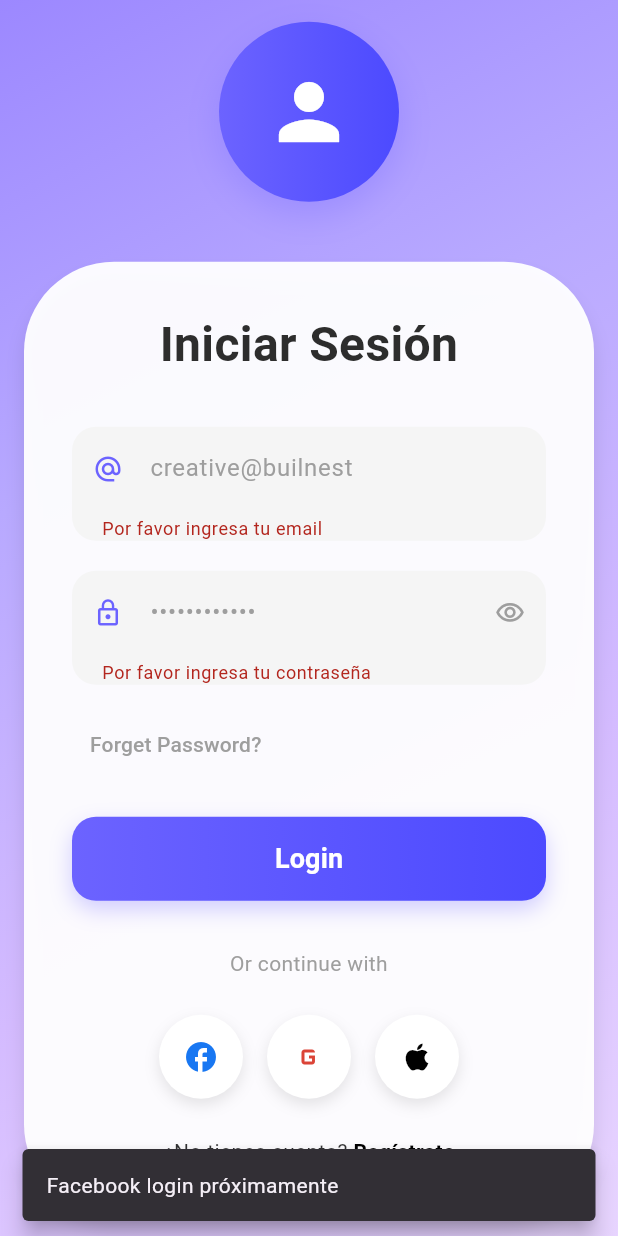
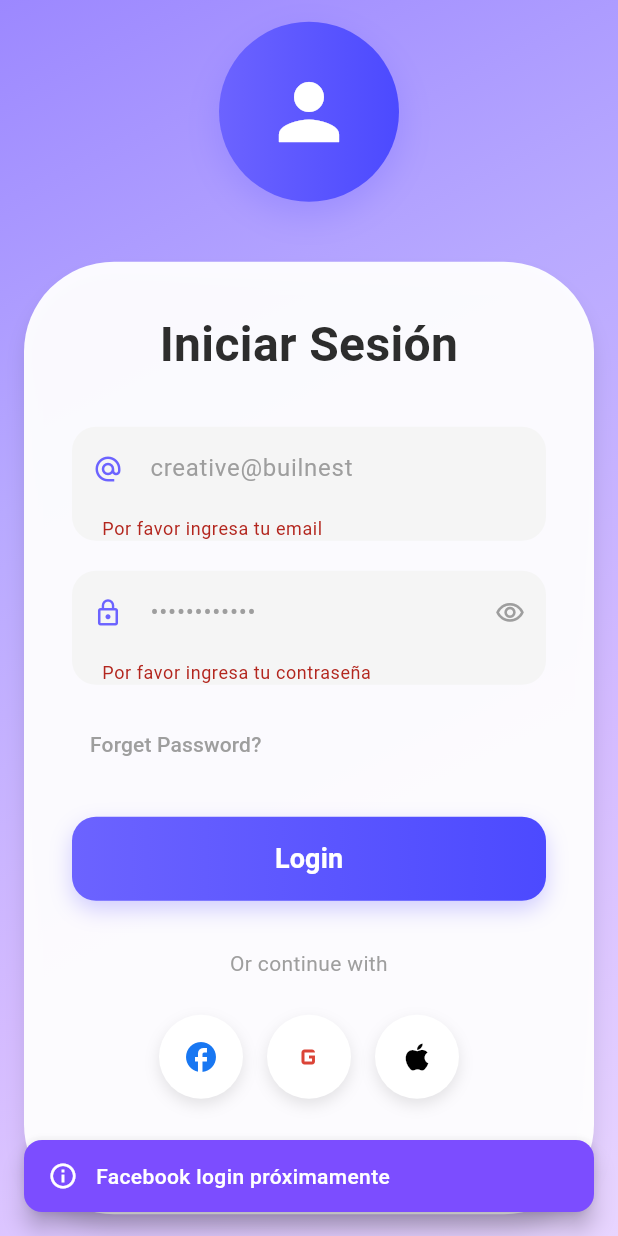
Before and after one commit to N4him/Trabajodegrado, a Flutter app: the screen it shows after launch, after a tap on "Saltar", after a tap on "Login", after a tap on the "facebook" icon, on a phone screen of 412 x 824 dp. Run offline on Flutter 3.47's test engine with Material 3 defaults, Android fonts, the phone set to English and light mode, and no system bars; our stand-ins replace cloud_firestore, curved_navigation_bar, equatable, firebase_auth, firebase_core, flutter_bloc and 2 more; accounts and stored records are empty.

Commit message:
Failure messages for login and register

```diff
--- a/my_app/lib/core/di/injector.dart
+++ b/my_app/lib/core/di/injector.dart
@@ -1,31 +1,43 @@
+// lib/core/di/injection_container.dart
 import 'package:get_it/get_it.dart';
 import 'package:firebase_auth/firebase_auth.dart';
 import 'package:cloud_firestore/cloud_firestore.dart';
 
+// Login imports
 import '../../login/data/datasources/login_remote_datasource.dart';
 import '../../login/data/repositories/login_repository_impl.dart';
 import '../../login/domain/repositories/login_repository.dart';
 import '../../login/domain/usecases/login_user.dart';
+import '../../login/presentation/blocs/login_bloc.dart';
 
+// Register imports
 import '../../register/data/datasources/register_remote_datasource.dart';
 import '../../register/data/repositories/register_repository_impl.dart';
 import '../../register/domain/repositories/register_repository.dart';
 import '../../register/domain/usecases/register_user.dart';
+import '../../register/presentation/blocs/register_bloc.dart';
 
+// Profile imports
 import '../../profile/data/repositories/profile_repository_impl.dart';
 import '../../profile/domain/repositories/profile_repository.dart';
+import '../../profile/presentation/bloc/profile_bloc.dart';
 
 final getIt = GetIt.instance;
 
 Future<void> setupDI() async {
-  // Firebase
+  // ==============================================
+  // FIREBASE INSTANCES
+  // ==============================================
   getIt.registerLazySingleton<FirebaseAuth>(() => FirebaseAuth.instance);
   getIt.registerLazySingleton<FirebaseFirestore>(() => FirebaseFirestore.instance);
 
-  // Data Sources
+  // ==============================================
+  // DATA SOURCES
+  // ==============================================
   getIt.registerLazySingleton<LoginRemoteDataSource>(
     () => LoginRemoteDataSourceImpl(firebaseAuth: getIt()),
   );
+
   getIt.registerLazySingleton<RegisterRemoteDataSource>(
     () => RegisterRemoteDataSourceImpl(
       firebaseAuth: getIt(),
@@ -33,13 +45,17 @@ Future<void> setupDI() async {
     ),
   );
 
-  // Repositories
+  // ==============================================
+  // REPOSITORIES
+  // ==============================================
   getIt.registerLazySingleton<LoginRepository>(
     () => LoginRepositoryImpl(remoteDataSource: getIt()),
   );
+
   getIt.registerLazySingleton<RegisterRepository>(
     () => RegisterRepositoryImpl(remoteDataSource: getIt()),
   );
+
   getIt.registerLazySingleton<ProfileRepository>(
     () => ProfileRepositoryImpl(
       firebaseAuth: getIt<FirebaseAuth>(),
@@ -47,7 +63,45 @@ Future<void> setupDI() async {
     ),
   );
 
-  // Use Cases
-  getIt.registerLazySingleton<LoginUser>(() => LoginUser(getIt()));
-  getIt.registerLazySingleton<RegisterUser>(() => RegisterUser(getIt()));
+  // ==============================================
+  // USE CASES
+  // ==============================================
+  getIt.registerLazySingleton<LoginUser>(
+    () => LoginUser(getIt()),
+  );
+
+  getIt.registerLazySingleton<RegisterUser>(
+    () => RegisterUser(getIt()),
+  );
+
+  // ==============================================
+  // BLOCS - FACTORY REGISTRATION
+  // ==============================================
+  // Los BLoCs se registran como factory porque necesitan ser nuevos cada vez
+  getIt.registerFactory<LoginBloc>(
+    () => LoginBloc(loginUser: getIt()),
+  );
+
+  getIt.registerFactory<RegisterBloc>(
+    () => RegisterBloc(registerUser: getIt()),
+  );
+
+  getIt.registerFactory<ProfileBloc>(
+    () => ProfileBloc(profileRepository: getIt()),
+  );
 }
+
+// ==============================================
+// HELPER FUNCTIONS PARA OBTENER BLOCS
+// ==============================================
+// Funciones auxiliares para obtener instancias de BLoCs
+LoginBloc getLoginBloc() => getIt<LoginBloc>();
+RegisterBloc getRegisterBloc() => getIt<RegisterBloc>();
+ProfileBloc getProfileBloc() => getIt<ProfileBloc>();
+
+// ==============================================
+// FUNCIÓN PARA LIMPIAR DEPENDENCIAS (OPCIONAL)
+// ==============================================
+Future<void> resetDI() async {
+  await getIt.reset();
+}
--- a/my_app/lib/login/presentation/pages/login_screen.dart
+++ b/my_app/lib/login/presentation/pages/login_screen.dart
@@ -2,6 +2,7 @@ import 'package:flutter/material.dart';
 import 'package:flutter_bloc/flutter_bloc.dart';
 import 'package:my_app/login/presentation/blocs/login_state.dart';
 import 'package:my_app/login/presentation/blocs/login_event.dart';
+import 'package:my_app/widgets/custom_snackbar.dart'; // ← Importar CustomSnackBar
 import '../blocs/login_bloc.dart';
 
 class LoginScreen extends StatefulWidget {
@@ -24,6 +25,24 @@ class _LoginScreenState extends State<LoginScreen> {
     super.dispose();
   }
 
+  // Método para validar y hacer login
+  void _handleLogin() {
+    if (_formKey.currentState!.validate()) {
+      context.read<LoginBloc>().add(
+        LoginSubmitted(
+          email: _emailController.text.trim(),
+          password: _passwordController.text,
+        ),
+      );
+    } else {
+      // Mostrar advertencia si la validación falla
+      CustomSnackBar.showWarning(
+        context: context,
+        message: 'Por favor, completa todos los campos correctamente',
+      );
+    }
+  }
+
   @override
   Widget build(BuildContext context) {
     return Scaffold(
@@ -32,15 +51,15 @@ class _LoginScreenState extends State<LoginScreen> {
           if (state is LoginSuccess) {
             Navigator.of(context).pushReplacementNamed('/home');
           } else if (state is LoginFailure) {
-            ScaffoldMessenger.of(context).showSnackBar(
-              SnackBar(
-                content: Text(state.error),
-                backgroundColor: Colors.red,
-                behavior: SnackBarBehavior.floating,
-                shape: RoundedRectangleBorder(
-                  borderRadius: BorderRadius.circular(12),
-                ),
-              ),
+            // ✅ AQUÍ ESTÁ EL CAMBIO PRINCIPAL - Usar CustomSnackBar.showError
+            CustomSnackBar.showError(
+              context: context,
+              message: state.error,
+              actionLabel: 'Reintentar',
+              onActionPressed: () {
+                // Limpiar el estado y permitir reintentar
+                context.read<LoginBloc>().add(LoginReset());
+              },
             );
           }
         },
@@ -50,7 +69,7 @@ class _LoginScreenState extends State<LoginScreen> {
               begin: Alignment.topLeft,
               end: Alignment.bottomRight,
               colors: [
-                Color(0xFF9C88FF), // Morado claro como en la imagen
+                Color(0xFF9C88FF),
                 Color(0xFFB8A9FF),
                 Color(0xFFD4BBFF),
                 Color(0xFFE8D5FF),
@@ -64,7 +83,7 @@ class _LoginScreenState extends State<LoginScreen> {
                 child: Column(
                   mainAxisAlignment: MainAxisAlignment.center,
                   children: [
-                    // Ilustración/Avatar como en la imagen
+                    // Ilustración/Avatar
                     Container(
                       height: 120,
                       width: 120,
@@ -89,7 +108,7 @@ class _LoginScreenState extends State<LoginScreen> {
                       ),
                     ),
 
-                    // Card principal del login - Extendida
+                    // Card principal del login
                     Container(
                       width: 380,
                       padding: EdgeInsets.all(32),
@@ -232,11 +251,9 @@ class _LoginScreenState extends State<LoginScreen> {
                               alignment: Alignment.centerLeft,
                               child: TextButton(
                                 onPressed: () {
-                                  ScaffoldMessenger.of(context).showSnackBar(
-                                    SnackBar(
-                                      content: Text('Función próximamente disponible'),
-                                      behavior: SnackBarBehavior.floating,
-                                    ),
+                                  CustomSnackBar.showInfo(
+                                    context: context,
+                                    message: 'Función próximamente disponible',
                                   );
                                 },
                                 child: Text(
@@ -272,18 +289,7 @@ class _LoginScreenState extends State<LoginScreen> {
                                     ],
                                   ),
                                   child: ElevatedButton(
-                                    onPressed: state is LoginLoading
-                                        ? null
-                                        : () {
-                                            if (_formKey.currentState!.validate()) {
-                                              context.read<LoginBloc>().add(
-                                                    LoginSubmitted(
-                                                      email: _emailController.text.trim(),
-                                                      password: _passwordController.text,
-                                                    ),
-                                                  );
-                                            }
-                                          },
+                                    onPressed: state is LoginLoading ? null : _handleLogin,
                                     style: ElevatedButton.styleFrom(
                                       backgroundColor: Colors.transparent,
                                       shadowColor: Colors.transparent,
@@ -314,7 +320,7 @@ class _LoginScreenState extends State<LoginScreen> {
                             ),
                             SizedBox(height: 32),
 
-                            // Separador y botones de redes sociales DENTRO de la card
+                            // Separador y botones de redes sociales
                             Text(
                               'Or continue with',
                               style: TextStyle(
@@ -333,11 +339,9 @@ class _LoginScreenState extends State<LoginScreen> {
                                   icon: Icons.facebook,
                                   color: Color(0xFF1877F2),
                                   onTap: () {
-                                    ScaffoldMessenger.of(context).showSnackBar(
-                                      SnackBar(
-                                        content: Text('Facebook login próximamente'),
-                                        behavior: SnackBarBehavior.floating,
-                                      ),
+                                    CustomSnackBar.showInfo(
+                                      context: context,
+                                      message: 'Facebook login próximamente',
                                     );
                                   },
                                 ),
@@ -346,11 +350,9 @@ class _LoginScreenState extends State<LoginScreen> {
                                   icon: Icons.g_mobiledata,
                                   color: Color(0xFFDB4437),
                                   onTap: () {
-                                    ScaffoldMessenger.of(context).showSnackBar(
-                                      SnackBar(
-                                        content: Text('Google login próximamente'),
-                                        behavior: SnackBarBehavior.floating,
-                                      ),
+                                    CustomSnackBar.showInfo(
+                                      context: context,
+                                      message: 'Google login próximamente',
                                     );
                                   },
                                 ),
@@ -359,20 +361,17 @@ class _LoginScreenState extends State<LoginScreen> {
                                   icon: Icons.apple,
                                   color: Color(0xFF000000),
                                   onTap: () {
-                                    ScaffoldMessenger.of(context).showSnackBar(
-                                      SnackBar(
-                                        content: Text('Apple login próximamente'),
-                                        behavior: SnackBarBehavior.floating,
-                                      ),
+                                    CustomSnackBar.showInfo(
+                                      context: context,
+                                      message: 'Apple login próximamente',
                                     );
                                   },
                                 ),
                               ],
-
                             ),
-                            // Registro - FUERA de la card
                             SizedBox(height: 25),
 
+                            // Registro
                             Row(
                               mainAxisAlignment: MainAxisAlignment.center,
                               children: [
@@ -397,14 +396,11 @@ class _LoginScreenState extends State<LoginScreen> {
                                   ),
                                 ),
                               ],
-                    ), ],
-
                             ),
-
+                          ],
                         ),
-
                       ),
-
+                    ),
                   ],
                 ),
               ),
--- a/my_app/lib/register/presentation/blocs/register_bloc.dart
+++ b/my_app/lib/register/presentation/blocs/register_bloc.dart
@@ -1,4 +1,6 @@
+import 'package:firebase_auth/firebase_auth.dart';
 import 'package:flutter_bloc/flutter_bloc.dart';
+import 'package:my_app/core/di/error/firebase_error_mapper.dart';
 import '../../domain/usecases/register_user.dart';
 import 'register_event.dart';
 import 'register_state.dart';
@@ -27,8 +29,10 @@ class RegisterBloc extends Bloc<RegisterEvent, RegisterState> {
     } else {
       emit(RegisterFailure(error: 'No se pudo crear el usuario'));
     }
+  } on FirebaseAuthException catch (e) {
+  emit(RegisterFailure(error: FirebaseErrorMapper.toMessage(e.code)));
 } catch (e) {
-      emit(RegisterFailure(error: e.toString()));
+    emit(RegisterFailure(error: 'Ocurrió un error inesperado'));
   }
 }
 }
--- /dev/null
+++ b/my_app/lib/widgets/custom_snackbar.dart
@@ -0,0 +1,243 @@
+// lib/widgets/custom_snackbar.dart
+import 'package:flutter/material.dart';
+
+enum SnackBarType {
+  success,
+  error,
+  warning,
+  info,
+}
+
+class CustomSnackBar {
+  static void show({
+    required BuildContext context,
+    required String message,
+    SnackBarType type = SnackBarType.info,
+    Duration duration = const Duration(seconds: 4),
+    String? actionLabel,
+    VoidCallback? onActionPressed,
+  }) {
+    final colors = _getColors(type);
+    final icon = _getIcon(type);
+
+    ScaffoldMessenger.of(context).showSnackBar(
+      SnackBar(
+        content: Row(
+          children: [
+            Icon(
+              icon,
+              color: Colors.white,
+              size: 20,
+            ),
+            const SizedBox(width: 12),
+            Expanded(
+              child: Text(
+                message,
+                style: const TextStyle(
+                  color: Colors.white,
+                  fontSize: 14,
+                  fontWeight: FontWeight.w500,
+                ),
+              ),
+            ),
+          ],
+        ),
+        backgroundColor: colors.backgroundColor,
+        behavior: SnackBarBehavior.floating,
+        duration: duration,
+        margin: const EdgeInsets.all(16),
+        shape: RoundedRectangleBorder(
+          borderRadius: BorderRadius.circular(12),
+        ),
+        elevation: 6,
+        action: actionLabel != null
+            ? SnackBarAction(
+                label: actionLabel,
+                textColor: Colors.white,
+                onPressed: onActionPressed ?? () {},
+              )
+            : null,
+      ),
+    );
+  }
+
+  // Métodos de conveniencia para cada tipo
+  static void showSuccess({
+    required BuildContext context,
+    required String message,
+    Duration duration = const Duration(seconds: 3),
+    String? actionLabel,
+    VoidCallback? onActionPressed,
+  }) {
+    show(
+      context: context,
+      message: message,
+      type: SnackBarType.success,
+      duration: duration,
+      actionLabel: actionLabel,
+      onActionPressed: onActionPressed,
+    );
+  }
+
+  static void showError({
+    required BuildContext context,
+    required String message,
+    Duration duration = const Duration(seconds: 4),
+    String? actionLabel,
+    VoidCallback? onActionPressed,
+  }) {
+    show(
+      context: context,
+      message: message,
+      type: SnackBarType.error,
+      duration: duration,
+      actionLabel: actionLabel,
+      onActionPressed: onActionPressed,
+    );
+  }
+
+  static void showWarning({
+    required BuildContext context,
+    required String message,
+    Duration duration = const Duration(seconds: 3),
+    String? actionLabel,
+    VoidCallback? onActionPressed,
+  }) {
+    show(
+      context: context,
+      message: message,
+      type: SnackBarType.warning,
+      duration: duration,
+      actionLabel: actionLabel,
+      onActionPressed: onActionPressed,
+    );
+  }
+
+  static void showInfo({
+    required BuildContext context,
+    required String message,
+    Duration duration = const Duration(seconds: 3),
+    String? actionLabel,
+    VoidCallback? onActionPressed,
+  }) {
+    show(
+      context: context,
+      message: message,
+      type: SnackBarType.info,
+      duration: duration,
+      actionLabel: actionLabel,
+      onActionPressed: onActionPressed,
+    );
+  }
+
+  // Método para cerrar el SnackBar actual
+  static void hide(BuildContext context) {
+    ScaffoldMessenger.of(context).hideCurrentSnackBar();
+  }
+
+  // Obtener colores según el tipo
+  static _SnackBarColors _getColors(SnackBarType type) {
+    switch (type) {
+      case SnackBarType.success:
+        return _SnackBarColors(
+          backgroundColor: const Color(0xFF4CAF50), // Verde
+        );
+      case SnackBarType.error:
+        return _SnackBarColors(
+          backgroundColor: const Color(0xFFE53E3E), // Rojo
+        );
+      case SnackBarType.warning:
+        return _SnackBarColors(
+          backgroundColor: const Color(0xFFFF9800), // Naranja
+        );
+      case SnackBarType.info:
+        return _SnackBarColors(
+          backgroundColor: const Color(0xFF7C4DFF), // Morado (tu color principal)
+        );
+    }
+  }
+
+  // Obtener icono según el tipo
+  static IconData _getIcon(SnackBarType type) {
+    switch (type) {
+      case SnackBarType.success:
+        return Icons.check_circle_outline;
+      case SnackBarType.error:
+        return Icons.error_outline;
+      case SnackBarType.warning:
+        return Icons.warning_amber_outlined;
+      case SnackBarType.info:
+        return Icons.info_outline;
+    }
+  }
+}
+
+// Clase auxiliar para colores
+class _SnackBarColors {
+  final Color backgroundColor;
+
+  _SnackBarColors({
+    required this.backgroundColor,
+  });
+}
+
+// Widget alternativo si prefieres usar un Widget en lugar de métodos estáticos
+class CustomSnackBarWidget extends StatelessWidget {
+  final String message;
+  final SnackBarType type;
+  final String? actionLabel;
+  final VoidCallback? onActionPressed;
+
+  const CustomSnackBarWidget({
+    Key? key,
+    required this.message,
+    this.type = SnackBarType.info,
+    this.actionLabel,
+    this.onActionPressed,
+  }) : super(key: key);
+
+  @override
+  Widget build(BuildContext context) {
+    final colors = CustomSnackBar._getColors(type);
+    final icon = CustomSnackBar._getIcon(type);
+
+    return Container(
+      padding: const EdgeInsets.symmetric(horizontal: 16, vertical: 12),
+      decoration: BoxDecoration(
+        color: colors.backgroundColor,
+        borderRadius: BorderRadius.circular(12),
+      ),
+      child: Row(
+        children: [
+          Icon(
+            icon,
+            color: Colors.white,
+            size: 20,
+          ),
+          const SizedBox(width: 12),
+          Expanded(
+            child: Text(
+              message,
+              style: const TextStyle(
+                color: Colors.white,
+                fontSize: 14,
+                fontWeight: FontWeight.w500,
+              ),
+            ),
+          ),
+          if (actionLabel != null)
+            TextButton(
+              onPressed: onActionPressed,
+              child: Text(
+                actionLabel!,
+                style: const TextStyle(
+                  color: Colors.white,
+                  fontWeight: FontWeight.bold,
+                ),
+              ),
+            ),
+        ],
+      ),
+    );
+  }
+}
```
Also changed, not shown: my_app/lib/core/di/error/firebase_error_mapper.dart (added, +76 -0 lines), my_app/lib/login/data/datasources/login_remote_datasource.dart (+10 -3 lines), my_app/lib/login/presentation/blocs/login_bloc.dart (+28 -7 lines), my_app/lib/register/presentation/register_screen.dart (+5 -25 lines). Lines whose indentation alone changed are shown as unchanged.
